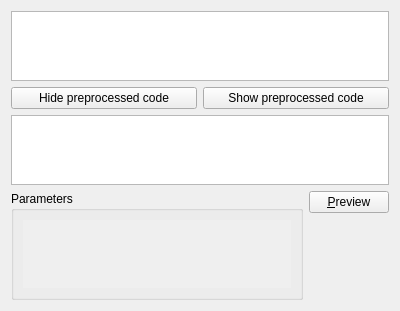
Old version of the form src/gui/widgets/QuatschPresetEditor/quatschpreseteditor.ui in the repository phresnel/picogen.
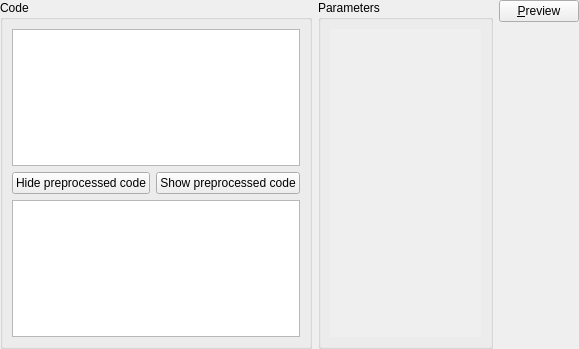
New version of the form. Custom widgets are drawn as their Qt base class.

Commit message: tinker with layout a bit

```diff
--- a/src/gui/widgets/QuatschPresetEditor/quatschpreseteditor.ui
+++ b/src/gui/widgets/QuatschPresetEditor/quatschpreseteditor.ui
@@ -6,14 +6,23 @@
    <rect>
     <x>0</x>
     <y>0</y>
-    <width>400</width>
-    <height>300</height>
+    <width>579</width>
+    <height>349</height>
    </rect>
   </property>
   <property name="windowTitle">
    <string>Form</string>
   </property>
-  <layout class="QVBoxLayout" name="verticalLayout" stretch="0,0,0,1">
+  <layout class="QHBoxLayout" name="horizontalLayout_3">
+   <property name="margin">
+    <number>0</number>
+   </property>
+   <item>
+    <widget class="QGroupBox" name="codebox">
+     <property name="title">
+      <string>Code</string>
+     </property>
+     <layout class="QVBoxLayout" name="verticalLayout">
    <item>
     <widget class="QTextEdit" name="preset"/>
    </item>
@@ -42,6 +51,9 @@
      </property>
     </widget>
    </item>
+     </layout>
+    </widget>
+   </item>
    <item>
     <layout class="QHBoxLayout" name="horizontalLayout">
      <item>
@@ -63,8 +75,8 @@
             <rect>
              <x>0</x>
              <y>0</y>
-             <width>275</width>
-             <height>57</height>
+             <width>179</width>
+             <height>312</height>
             </rect>
            </property>
           </widget>
```
Lines whose indentation alone changed are shown as unchanged. The commit also changes 2 other files.
